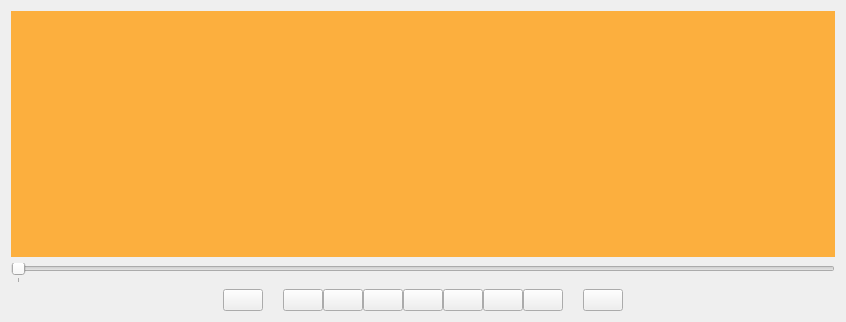
Above: Source/OCui/Controls/PlaybackSlider.ui from apertus-open-source-cinema/opencine before the change. Below: the same form after it.
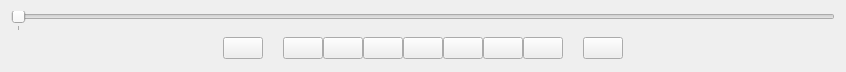
That is the form after the change. Icons and pictures are not drawn.

Commit message: - Added playback slider to ProcessingTest

Diff of the .ui file:
```diff
--- a/Source/OCui/Controls/PlaybackSlider.ui
+++ b/Source/OCui/Controls/PlaybackSlider.ui
@@ -7,9 +7,15 @@
     <x>0</x>
     <y>0</y>
     <width>846</width>
-    <height>322</height>
+    <height>72</height>
    </rect>
   </property>
+  <property name="sizePolicy">
+   <sizepolicy hsizetype="Preferred" vsizetype="Fixed">
+    <horstretch>0</horstretch>
+    <verstretch>0</verstretch>
+   </sizepolicy>
+  </property>
   <property name="windowTitle">
    <string>Form</string>
   </property>
@@ -24,22 +30,6 @@
 </string>
   </property>
   <layout class="QVBoxLayout" name="verticalLayout_2">
-   <item>
-    <widget class="QFrame" name="frame">
-     <property name="minimumSize">
-      <size>
-       <width>0</width>
-       <height>240</height>
-      </size>
-     </property>
-     <property name="styleSheet">
-      <string notr="true">background-color: rgb(252, 175, 62);</string>
-     </property>
-     <property name="lineWidth">
-      <number>0</number>
-     </property>
-    </widget>
-   </item>
    <item>
     <widget class="QSlider" name="horizontalSlider">
      <property name="maximum">
```
The commit also changes 2 other files.
